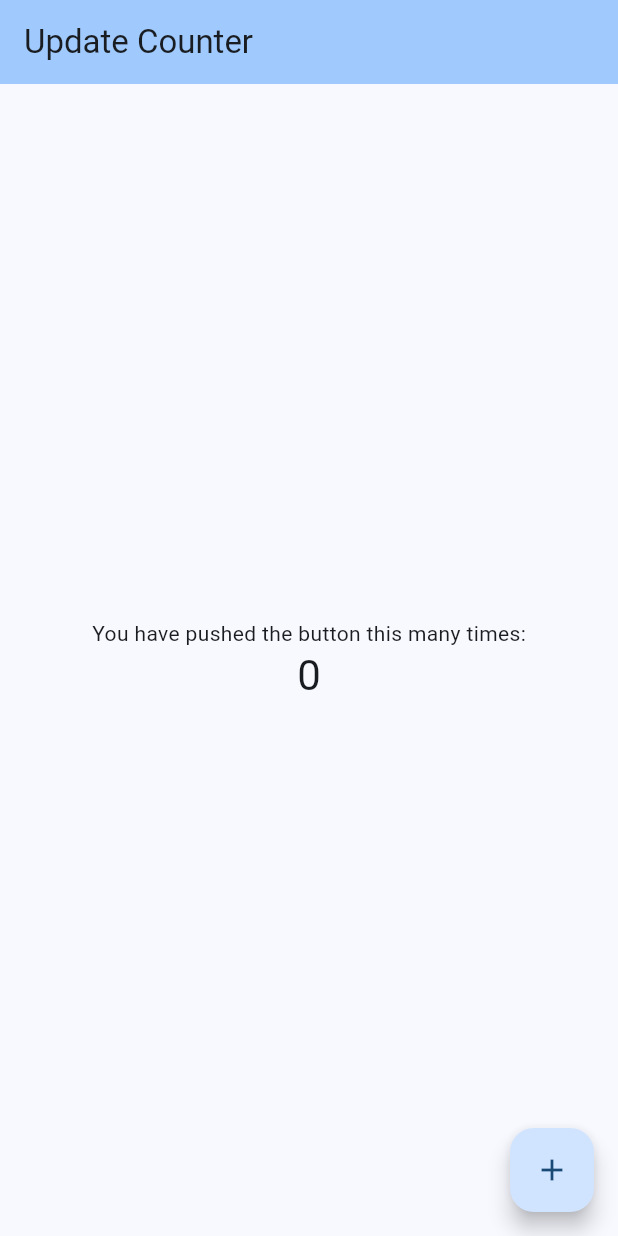
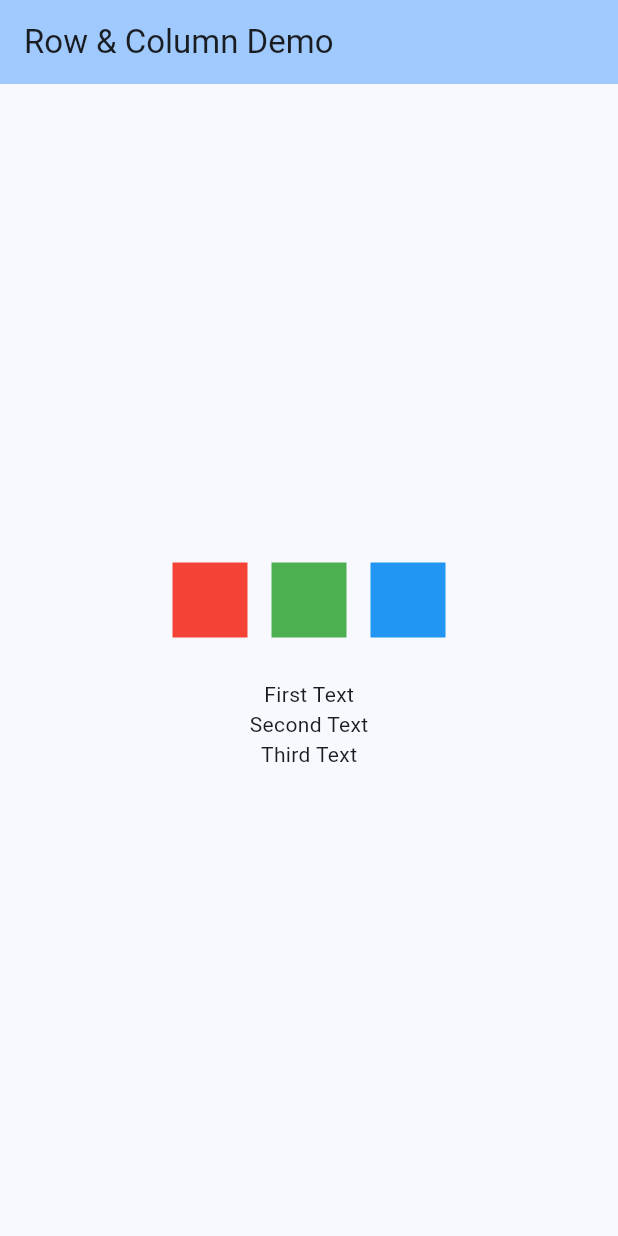
Before and after one commit to hungrimind/best-flutter, a Flutter app: the screen it shows after launch, on a phone screen of 412 x 824 dp. Run offline on Flutter 3.47's test engine with Material 3 defaults, Android fonts, the phone set to English and light mode, and no system bars.

Commit message:
initial row column

```diff
--- /dev/null
+++ b/row_column/lib/demo.dart
@@ -0,0 +1,21 @@
+import 'package:flutter/material.dart';
+
+class LayoutDemo extends StatelessWidget {
+  const LayoutDemo({super.key});
+  @override
+  Widget build(BuildContext context) {
+    return Scaffold(
+      body: Center(
+        child: Column(
+          mainAxisAlignment: MainAxisAlignment.center,
+          children: [
+            Text('Row & Column Lesson',
+                style: Theme.of(context).textTheme.titleLarge),
+            Text('by Hungrimind',
+                style: Theme.of(context).textTheme.titleMedium),
+          ],
+        ),
+      ),
+    );
+  }
+}
--- /dev/null
+++ b/row_column/lib/main.dart
@@ -0,0 +1,17 @@
+import 'package:demo/demo.dart';
+import 'package:flutter/material.dart';
+
+void main() {
+  runApp(const MyApp());
+}
+
+class MyApp extends StatelessWidget {
+  const MyApp({super.key});
+
+  @override
+  Widget build(BuildContext context) {
+    return MaterialApp(
+      home: const LayoutDemo(),
+    );
+  }
+}
--- a/update_counter/lib/main.dart
+++ b/update_counter/lib/main.dart
@@ -13,53 +13,55 @@ class MyApp extends StatelessWidget {
       theme: ThemeData(
         colorScheme: ColorScheme.fromSeed(seedColor: Colors.blue),
       ),
-      home: const MyHomePage(),
+      home: const LayoutDemo(),
     );
   }
 }
 
-class MyHomePage extends StatefulWidget {
-  const MyHomePage({super.key});
+class LayoutDemo extends StatelessWidget {
+  const LayoutDemo({super.key});
 
-  @override
-  State<MyHomePage> createState() => _MyHomePageState();
-}
-
-class _MyHomePageState extends State<MyHomePage> {
-  int _counter = 0;
-
-  void _incrementCounter() {
-    setState(() {
-      _counter++;
-    });
+  Widget _buildColorBox(Color color) {
+    return Container(
+      margin: const EdgeInsets.all(8),
+      width: 50,
+      height: 50,
+      color: color,
+    );
   }
 
   @override
   Widget build(BuildContext context) {
     return Scaffold(
       appBar: AppBar(
+        title: const Text('Row & Column Demo'),
         backgroundColor: Theme.of(context).colorScheme.inversePrimary,
-        title: const Text('Update Counter'),
       ),
       body: Center(
         child: Column(
           mainAxisAlignment: MainAxisAlignment.center,
-          children: <Widget>[
-            const Text(
-              'You have pushed the button this many times:',
+          children: [
+            // A row of colored boxes
+            Row(
+              mainAxisAlignment: MainAxisAlignment.center,
+              children: [
+                _buildColorBox(Colors.red),
+                _buildColorBox(Colors.green),
+                _buildColorBox(Colors.blue),
+              ],
             ),
-            Text(
-              '$_counter',
-              style: Theme.of(context).textTheme.headlineMedium,
+            const SizedBox(height: 20), // Spacing
+            // A column of text
+            Column(
+              children: const [
+                Text('First Text'),
+                Text('Second Text'),
+                Text('Third Text'),
+              ],
             ),
           ],
         ),
       ),
-      floatingActionButton: FloatingActionButton(
-        onPressed: _incrementCounter,
-        tooltip: 'Increment',
-        child: const Icon(Icons.add),
-      ),
     );
   }
 }
```
Also changed, not shown: row_column/pubspec.yaml (added, +89 -0 lines), 2 other files.
